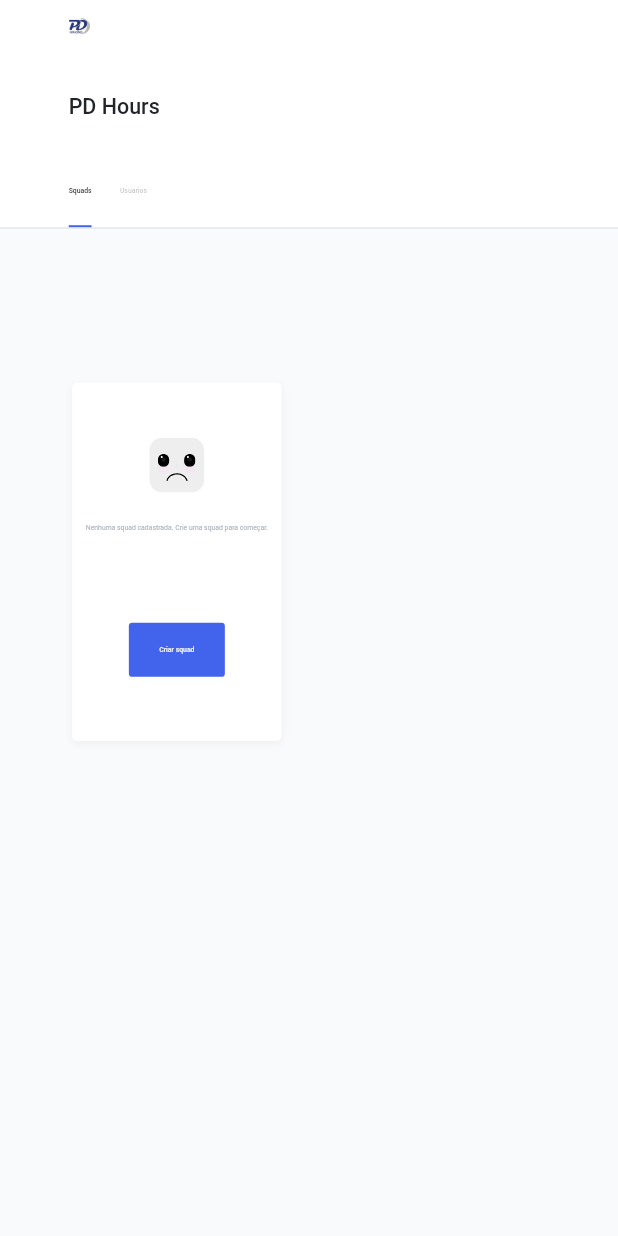
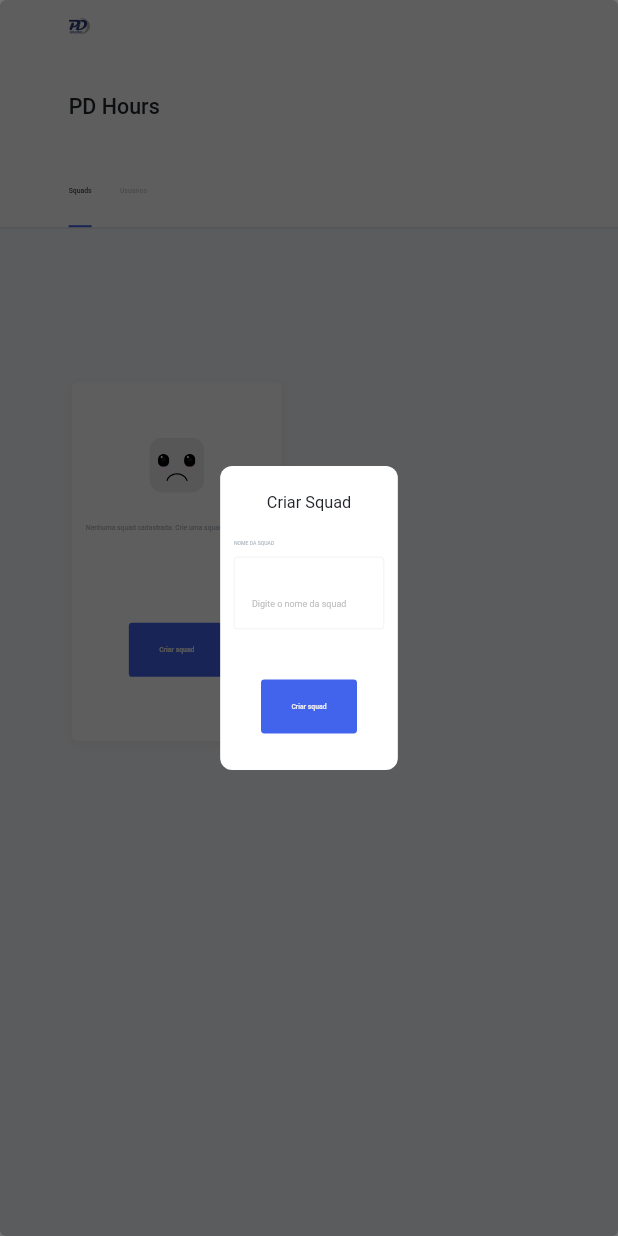
Before and after one commit to Marcoslima016/pd_hours_app, a Flutter app: the screen it shows after launch, after a tap on "Criar squad", on a phone screen of 412 x 824 dp. Run offline on Flutter 3.47's test engine with Material 3 defaults, Android fonts, the light colour scheme and no system bars; our stand-ins replace flutter_screenutil, flutter_svg, get_it, go_router.

Commit message:
feat [Squads]: Modal criar squad (UI)

```diff
--- /dev/null
+++ b/lib/app/modules/squads/modules/create_squad/create_squad.exports.dart
@@ -0,0 +1 @@
+export './presentation/presentation.exports.dart';
--- /dev/null
+++ b/lib/app/modules/squads/modules/create_squad/presentation/create_squad.controller.dart
@@ -0,0 +1,11 @@
+import 'package:flutter/material.dart';
+
+import 'presentation.exports.dart';
+
+class CreateSquadController {
+  Future run({
+    required BuildContext context,
+  }) async {
+    CreateSquadModal().show(context: context);
+  }
+}
--- /dev/null
+++ b/lib/app/modules/squads/modules/create_squad/presentation/create_squad_modal.view.dart
@@ -0,0 +1,92 @@
+import 'package:flutter/material.dart';
+import 'package:flutter_screenutil/flutter_screenutil.dart';
+import 'package:pd_hours_app/lib.exports.dart';
+
+class CreateSquadModal {
+  late BuildContext context;
+
+  // CreateSquadModal._();
+
+  Future show({required BuildContext context}) async {
+    return await showDialog(
+      barrierDismissible: true,
+      context: context,
+      builder: (BuildContext context) {
+        this.context = context;
+
+        return Dialog(
+          insetPadding: EdgeInsets.zero,
+          clipBehavior: Clip.antiAliasWithSaveLayer,
+          elevation: 0,
+          backgroundColor: Colors.black.withOpacity(0.2),
+          child: Stack(
+            children: [
+              //OUT TAP
+              GestureDetector(
+                onTap: () {
+                  Navigator.of(context).pop(false);
+                },
+                child: Container(
+                  width: 1.sw,
+                  height: 2.sh,
+                  color: Colors.transparent,
+                ),
+              ),
+
+              //BODY
+              body(),
+            ],
+          ),
+        );
+      },
+    ).then((val) {
+      return val;
+    });
+  }
+
+  Widget body() {
+    return SizedBox(
+      width: 1.sw,
+      child: Column(
+        mainAxisAlignment: MainAxisAlignment.center,
+        children: [
+          Container(
+            // width: 0.9.sw,
+            padding: EdgeInsets.symmetric(vertical: 64.sp, horizontal: 32.sp),
+            decoration: BoxDecoration(
+              borderRadius: BorderRadius.circular(8),
+              color: Colors.white,
+            ),
+            child: Column(
+              children: [
+                AText.h2(
+                  "Criar Squad",
+                  variation: const TextStyle(
+                    fontWeight: FontWeight.w500,
+                  ),
+                ),
+                SizedBox(height: 64.sp),
+                SizedBox(
+                  width: 350.w,
+                  child: MTextInput(
+                    controller: TextEditingController(),
+                    hintText: "Digite o nome da squad",
+                    label: "NOME DA SQUAD",
+                  ),
+                ),
+                SizedBox(height: 32.h),
+                ABoxButton.primary(
+                  onClick: () async {
+                    SquadsController.I.onTapCreateSquad(context);
+                  },
+                  text: "Criar squad",
+                  active: true,
+                ),
+              ],
+            ),
+          ),
+        ],
+      ),
+    );
+  }
+}
--- /dev/null
+++ b/lib/app/modules/squads/modules/create_squad/presentation/presentation.exports.dart
@@ -0,0 +1,3 @@
+export 'create_squad.controller.dart';
+export 'create_squad_modal.view.dart';
+export 'presentation.exports.dart';
--- /dev/null
+++ b/lib/app/modules/squads/modules/modules.exports.dart
@@ -0,0 +1 @@
+export './create_squad/create_squad.exports.dart';
--- a/lib/app/modules/squads/presentation/squads.controller.dart
+++ b/lib/app/modules/squads/presentation/squads.controller.dart
@@ -19,7 +19,11 @@ class SquadsController extends ValueNotifier<ISquadsState> {
     return true;
   }
 
-  Future onTapAddSquad(BuildContext context) async {
-    //
+  Future onTapCreateSquad(BuildContext context) async {
+    try {
+      await dependencies!.createSquadController!.run(context: context);
+    } catch (e) {
+      rethrow;
+    }
   }
 }
--- a/lib/app/modules/squads/presentation/squads.dependencies.dart
+++ b/lib/app/modules/squads/presentation/squads.dependencies.dart
@@ -6,12 +6,17 @@ class SquadsDependencies {
   late ISquadsRepository? squadsRepository;
   late ILoadSquads? usecaseLoadSquads;
 
+  late CreateSquadController? createSquadController;
+
   SquadsDependencies({
     this.squadsRepository,
     this.usecaseLoadSquads,
+    this.createSquadController,
   });
 
   bind() {
+    createSquadController ??= CreateSquadController();
+
     squadsRepository ??= SquadsRepository();
     GetIt.I.registerFactory<ISquadsRepository>(() => squadsRepository!);
 
--- a/lib/app/modules/squads/presentation/widgets/list_table.widget.dart
+++ b/lib/app/modules/squads/presentation/widgets/list_table.widget.dart
@@ -25,11 +25,11 @@ class ListTable extends StatelessWidget {
           ),
         ],
       ),
-      child: _buildEmptyState(),
+      child: _buildEmptyState(context),
     );
   }
 
-  Widget _buildEmptyState() {
+  Widget _buildEmptyState(BuildContext context) {
     return Column(
       children: [
         SizedBox(height: 32.h),
@@ -47,7 +47,9 @@ class ListTable extends StatelessWidget {
         ),
         SizedBox(height: 64.h),
         ABoxButton.primary(
-          onClick: () async {},
+          onClick: () async {
+            SquadsController.I.onTapCreateSquad(context);
+          },
           text: "Criar squad",
           active: true,
         ),
--- a/lib/app/modules/squads/squads.exports.dart
+++ b/lib/app/modules/squads/squads.exports.dart
@@ -1,4 +1,5 @@
 export 'squads.exports.dart';
 export './data/data.exports.dart';
 export './domain/domain.exports.dart';
+export './modules/modules.exports.dart';
 export './presentation/presentation.exports.dart';
--- a/lib/app/presentation/theme/tokens/text_styles_tokens.dart
+++ b/lib/app/presentation/theme/tokens/text_styles_tokens.dart
@@ -13,6 +13,20 @@ class ThemeTextStylesTokens {
     _parent.copyWith(
       fontSize: 50,
       fontWeight: FontWeight.w500,
+      color: AppTheme.colors.black,
+    ),
+  );
+
+  static ThemeTextStyle h2 = ThemeTextStyle.style(
+    _parent.copyWith(
+      fontSize: 38,
+      color: AppTheme.colors.black,
+    ),
+  );
+
+  static ThemeTextStyle h5 = ThemeTextStyle.style(
+    _parent.copyWith(
+      fontSize: 12,
       color: AppTheme.colors.black,
     ),
   );
--- a/lib/app/presentation/theme/widgets/atoms/atoms.exports.dart
+++ b/lib/app/presentation/theme/widgets/atoms/atoms.exports.dart
@@ -1 +1,3 @@
+export 'atoms.exports.dart';
+export 'box_button.atom.widget.dart';
 export 'text.atom.widget.dart';
--- a/lib/app/presentation/theme/widgets/atoms/box_button.atom.widget.dart
+++ b/lib/app/presentation/theme/widgets/atoms/box_button.atom.widget.dart
@@ -49,10 +49,11 @@ class ABoxButton extends StatelessWidget {
     return ElevatedButton(
       style: ButtonStyle(
         elevation: MaterialStateProperty.all(0),
+        visualDensity: VisualDensity.standard,
         padding: MaterialStateProperty.all(
           EdgeInsets.only(
-            top: 0.sp,
-            bottom: 0.sp,
+            top: 0,
+            bottom: 0,
             left: 50.sp,
             right: 50.sp,
           ),
@@ -66,7 +67,8 @@ class ABoxButton extends StatelessWidget {
       ),
       onPressed: active ? onClick : () {},
       child: Padding(
-        padding: EdgeInsets.only(top: 15.h, bottom: 15.h),
+        // padding: EdgeInsets.only(top: 15.h, bottom: 15.h),
+        padding: EdgeInsets.only(top: 0, bottom: 0),
         child: Text(
           text,
           style: TextStyle(
@@ -74,7 +76,7 @@ class ABoxButton extends StatelessWidget {
             fontSize: 16.sp,
             fontFamily: "Roboto",
             fontWeight: FontWeight.w500,
-            height: 1,
+            // height: 1,
           ),
           textAlign: TextAlign.center,
         ),
--- a/lib/app/presentation/theme/widgets/atoms/text.atom.widget.dart
+++ b/lib/app/presentation/theme/widgets/atoms/text.atom.widget.dart
@@ -13,6 +13,20 @@ class AText extends StatelessWidget {
     this.variation,
     this.align,
   }) : style = ThemeTextStylesTokens.h1;
+
+  AText.h2(
+    this.data, {
+    super.key,
+    this.variation,
+    this.align,
+  }) : style = ThemeTextStylesTokens.h2;
+
+  AText.h5(
+    this.data, {
+    super.key,
+    this.variation,
+    this.align,
+  }) : style = ThemeTextStylesTokens.h5;
 
   AText.p(
     this.data, {
--- /dev/null
+++ b/lib/app/presentation/theme/widgets/molecules/molecules.exports.dart
@@ -0,0 +1 @@
+export 'text_input.mol.widget.dart';
--- /dev/null
+++ b/lib/app/presentation/theme/widgets/molecules/text_input.mol.widget.dart
@@ -0,0 +1,110 @@
+import 'package:flutter/material.dart';
+import 'package:flutter/services.dart';
+import 'package:flutter_screenutil/flutter_screenutil.dart';
+import 'package:pd_hours_app/lib.exports.dart';
+
+class MTextInput extends StatelessWidget {
+  const MTextInput({
+    required this.controller,
+    required this.hintText,
+    this.inputFormatters,
+    this.obscure = false,
+    this.keyboardType,
+    this.label,
+    super.key,
+  });
+  static BorderRadius borderRadius = BorderRadius.circular(8.sp);
+
+  final TextEditingController controller;
+
+  final bool obscure;
+
+  /// Texto exibido quando não tem valor inserido no input.
+  ///
+  /// Serve para indicar ao usuário qual informação deve ser inserida no input,
+  /// além de poder exibir um exemplo.
+  final String hintText;
+
+  final String? label;
+
+  final List<TextInputFormatter>? inputFormatters;
+
+  final TextInputType? keyboardType;
+
+  @override
+  Widget build(BuildContext context) {
+    return Column(
+      crossAxisAlignment: CrossAxisAlignment.start,
+      children: [
+        label != null
+            ? Padding(
+                padding: EdgeInsets.only(bottom: 8.h),
+                child: AText.h5(
+                  label!,
+                  variation: const TextStyle(
+                    fontWeight: FontWeight.w500,
+                    color: Color.fromARGB(255, 172, 181, 189),
+                  ),
+                ),
+              )
+            : Container(),
+        SizedBox(
+          height: 56.h,
+          child: TextFormField(
+            controller: controller,
+            obscureText: obscure,
+            inputFormatters: inputFormatters,
+            keyboardType: keyboardType,
+            style: const TextStyle(
+              color: Color.fromARGB(255, 58, 58, 58),
+              fontWeight: FontWeight.w300,
+            ),
+            decoration: InputDecoration(
+              // isDense: true,
+              fillColor: AppTheme.colors.surface,
+              filled: true,
+              hintText: hintText,
+
+              // label: Container(
+              //   color: Colors.transparent,
+              //   child: Padding(
+              //     padding: const EdgeInsets.only(top: 0),
+              //     child: Text(
+              //       label,
+              //       style: TextStyle(
+              //         fontSize: 20.h,
+              //         color: const Color.fromARGB(255, 186, 186, 186),
+              //         fontWeight: FontWeight.w400,
+              //       ),
+              //     ),
+              //   ),
+              // ),
+              // alignLabelWithHint: true,
+              // floatingLabelBehavior: FloatingLabelBehavior.always,
+              hintStyle: TextStyle(
+                fontSize: 21.sp,
+                color: const Color.fromARGB(255, 191, 191, 191),
+                fontWeight: FontWeight.w400,
+                height: 1,
+              ),
+              enabledBorder: OutlineInputBorder(
+                borderRadius: borderRadius,
+                borderSide: BorderSide(
+                  color: const Color.fromARGB(255, 234, 234, 234),
+                  width: 1.4.sp,
+                ),
+              ),
+              focusedBorder: OutlineInputBorder(
+                borderRadius: borderRadius,
+                borderSide: BorderSide(
+                  width: 1.8.sp,
+                  color: AppTheme.colors.primary,
+                ),
+              ),
+            ),
+          ),
+        ),
+      ],
+    );
+  }
+}
--- a/lib/app/presentation/theme/widgets/widgets.exports.dart
+++ b/lib/app/presentation/theme/widgets/widgets.exports.dart
@@ -1 +1,3 @@
+export 'widgets.exports.dart';
 export './atoms/atoms.exports.dart';
+export './molecules/molecules.exports.dart';
```
